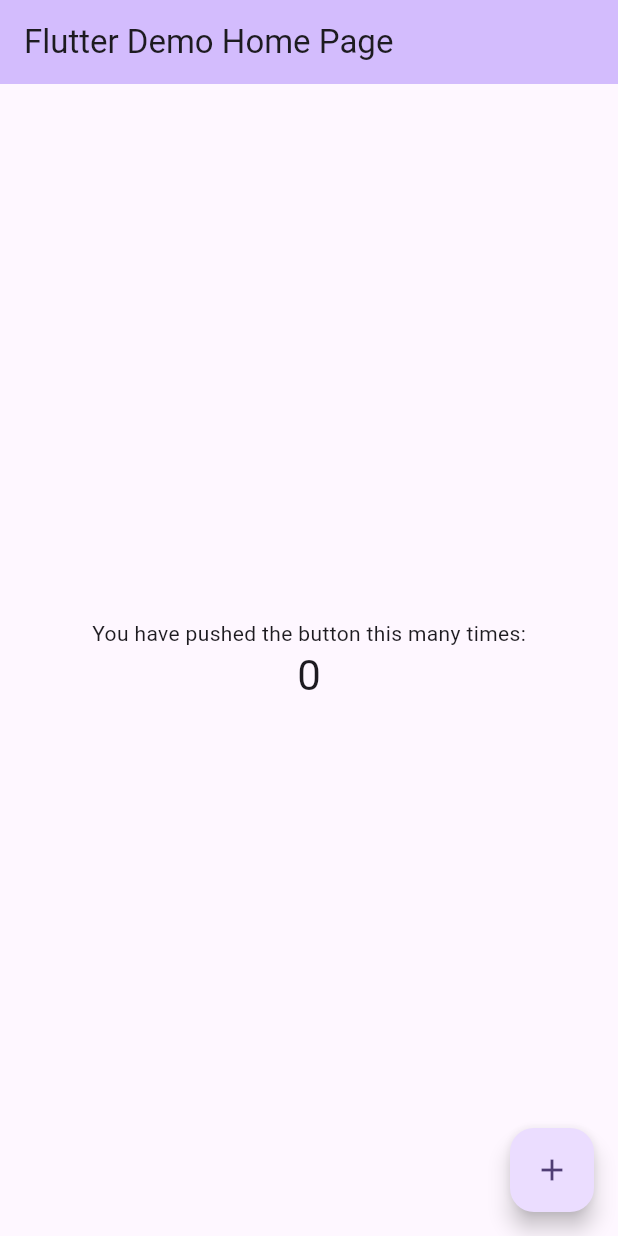
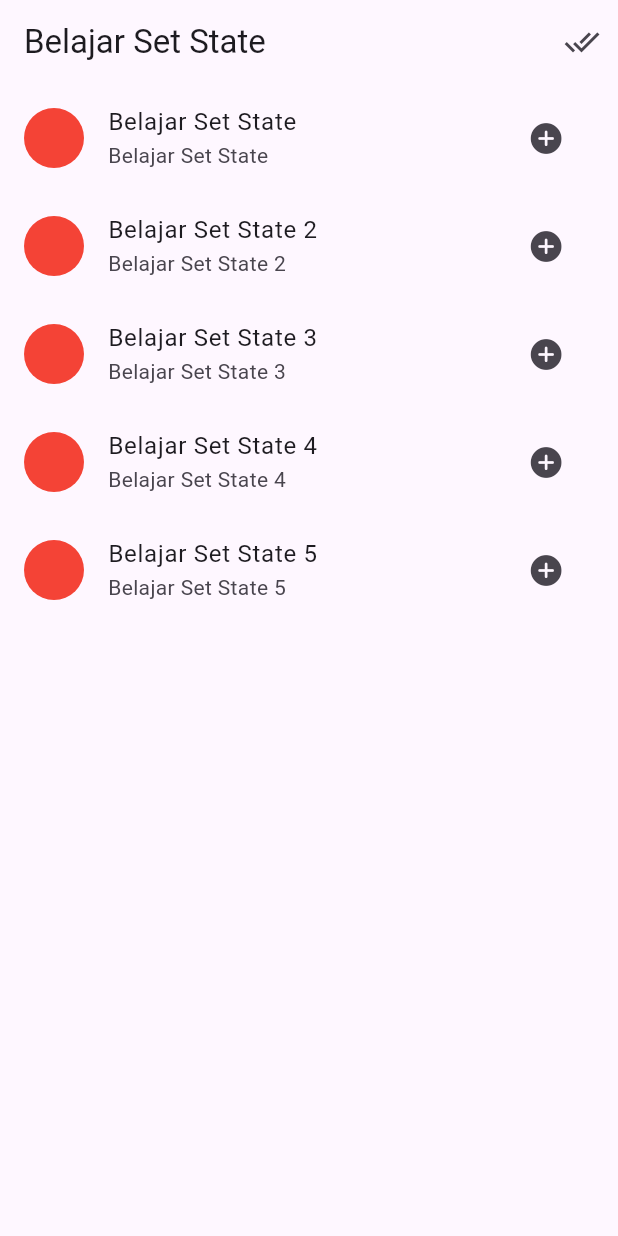
Before and after one commit to delandapp/aplikasi_done_dicoding, a Flutter app: the screen it shows after launch, on a phone screen of 412 x 824 dp. Run offline on Flutter 3.47's test engine with Material 3 defaults, Android fonts, the phone set to English and light mode, and no system bars.

Commit message:
update class task final

```diff
--- /dev/null
+++ b/lib/data/done.dart
@@ -0,0 +1,10 @@
+class Task {
+  String title,deskripsi;
+  bool isDone;
+
+  Task({required this.title, required this.isDone,required this.deskripsi});
+
+  void toggleDone(Task task) {
+    isDone = !isDone;
+  }
+}
--- a/lib/main.dart
+++ b/lib/main.dart
@@ -1,3 +1,4 @@
+import 'package:done_app/pages/home_page.dart';
 import 'package:flutter/material.dart';
 
 void main() {
@@ -31,95 +32,7 @@
         colorScheme: ColorScheme.fromSeed(seedColor: Colors.deepPurple),
         useMaterial3: true,
       ),
-      home: const MyHomePage(title: 'Flutter Demo Home Page'),
+      home: HomePage(),
     );
   }
 }
-
-class MyHomePage extends StatefulWidget {
-  const MyHomePage({super.key, required this.title});
-
-  // This widget is the home page of your application. It is stateful, meaning
-  // that it has a State object (defined below) that contains fields that affect
-  // how it looks.
-
-  // This class is the configuration for the state. It holds the values (in this
-  // case the title) provided by the parent (in this case the App widget) and
-  // used by the build method of the State. Fields in a Widget subclass are
-  // always marked "final".
-
-  final String title;
-
-  @override
-  State<MyHomePage> createState() => _MyHomePageState();
-}
-
-class _MyHomePageState extends State<MyHomePage> {
-  int _counter = 0;
-
-  void _incrementCounter() {
-    setState(() {
-      // This call to setState tells the Flutter framework that something has
-      // changed in this State, which causes it to rerun the build method below
-      // so that the display can reflect the updated values. If we changed
-      // _counter without calling setState(), then the build method would not be
-      // called again, and so nothing would appear to happen.
-      _counter++;
-    });
-  }
-
-  @override
-  Widget build(BuildContext context) {
-    // This method is rerun every time setState is called, for instance as done
-    // by the _incrementCounter method above.
-    //
-    // The Flutter framework has been optimized to make rerunning build methods
-    // fast, so that you can just rebuild anything that needs updating rather
-    // than having to individually change instances of widgets.
-    return Scaffold(
-      appBar: AppBar(
-        // TRY THIS: Try changing the color here to a specific color (to
-        // Colors.amber, perhaps?) and trigger a hot reload to see the AppBar
-        // change color while the other colors stay the same.
-        backgroundColor: Theme.of(context).colorScheme.inversePrimary,
-        // Here we take the value from the MyHomePage object that was created by
-        // the App.build method, and use it to set our appbar title.
-        title: Text(widget.title),
-      ),
-      body: Center(
-        // Center is a layout widget. It takes a single child and positions it
-        // in the middle of the parent.
-        child: Column(
-          // Column is also a layout widget. It takes a list of children and
-          // arranges them vertically. By default, it sizes itself to fit its
-          // children horizontally, and tries to be as tall as its parent.
-          //
-          // Column has various properties to control how it sizes itself and
-          // how it positions its children. Here we use mainAxisAlignment to
-          // center the children vertically; the main axis here is the vertical
-          // axis because Columns are vertical (the cross axis would be
-          // horizontal).
-          //
-          // TRY THIS: Invoke "debug painting" (choose the "Toggle Debug Paint"
-          // action in the IDE, or press "p" in the console), to see the
-          // wireframe for each widget.
-          mainAxisAlignment: MainAxisAlignment.center,
-          children: <Widget>[
-            const Text(
-              'You have pushed the button this many times:',
-            ),
-            Text(
-              '$_counter',
-              style: Theme.of(context).textTheme.headlineMedium,
-            ),
-          ],
-        ),
-      ),
-      floatingActionButton: FloatingActionButton(
-        onPressed: _incrementCounter,
-        tooltip: 'Increment',
-        child: const Icon(Icons.add),
-      ), // This trailing comma makes auto-formatting nicer for build methods.
-    );
-  }
-}
--- /dev/null
+++ b/lib/pages/home_page.dart
@@ -0,0 +1,67 @@
+import 'package:done_app/data/done.dart';
+import 'package:done_app/pages/done_page.dart';
+import 'package:flutter/cupertino.dart';
+import 'package:flutter/material.dart';
+
+class HomePage extends StatefulWidget {
+
+  HomePage({super.key});
+
+  @override
+  State<HomePage> createState() => _HomePageState();
+}
+
+class _HomePageState extends State<HomePage> {
+  final List<Task> task = [
+    Task(title: 'Belajar Set State', deskripsi: 'Belajar Set State', isDone: false),
+    Task(title: 'Belajar Set State 2', deskripsi: 'Belajar Set State 2', isDone: false),
+    Task(title: 'Belajar Set State 3', deskripsi: 'Belajar Set State 3', isDone: false),
+    Task(title: 'Belajar Set State 4', deskripsi: 'Belajar Set State 4', isDone: false),
+    Task(title: 'Belajar Set State 5', deskripsi: 'Belajar Set State 5', isDone: false),
+  ];
+
+  @override
+  Widget build(BuildContext context) {
+    return Scaffold(
+      appBar: AppBar(
+        title: const Text('Belajar Set State'),
+        actions: [
+          IconButton(
+            onPressed: () {
+              Navigator.push(context, MaterialPageRoute(builder: (context) => DonePage(task: task.where((task) => task.isDone).toList(),)));
+            },
+            icon: const Icon(Icons.done_all),
+          )
+        ],
+      ),
+      body: SafeArea(child: ListView(
+        children: task.map((e) => ListTask(task: e,)).toList(),
+      ),),
+    );
+  }
+}
+
+// ignore: must_be_immutable
+class ListTask extends StatefulWidget {
+  Task task;
+  ListTask({super.key,required this.task});
+
+  @override
+  State<ListTask> createState() => _ListTaskState();
+}
+
+class _ListTaskState extends State<ListTask> {
+  @override
+  Widget build(BuildContext context) {
+    return ListTile(
+      leading: const CircleAvatar(
+        backgroundColor: Colors.red,
+      ),
+      title: Text(widget.task.title),
+      subtitle: Text(widget.task.deskripsi),
+      trailing: widget.task.isDone ? const Icon(Icons.check) : IconButton(onPressed: (){setState(() {
+        widget.task.toggleDone(widget.task);
+      });}, icon: const Icon(CupertinoIcons.add_circled_solid)),
+    );
+  }
+}
```
Also changed, not shown: lib/pages/done_page.dart (added, +37 -0 lines).
